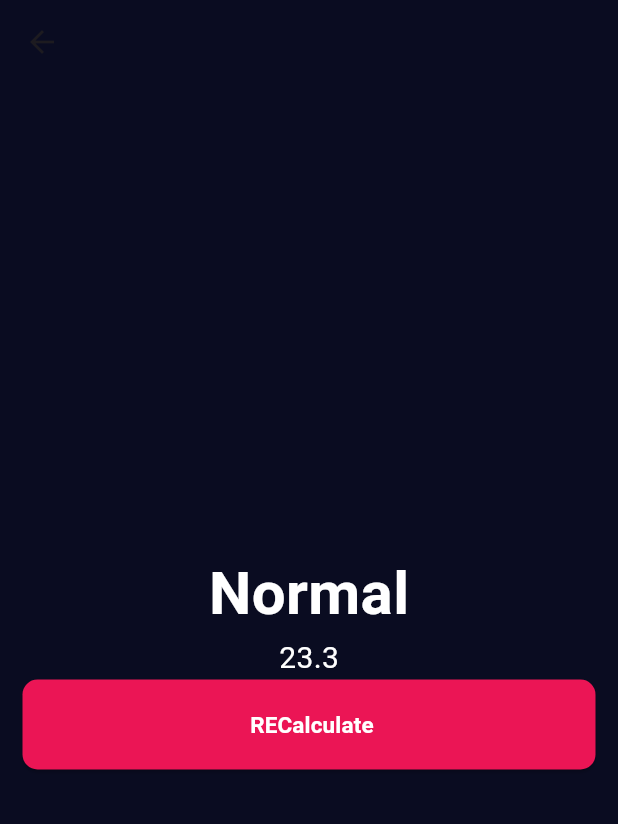
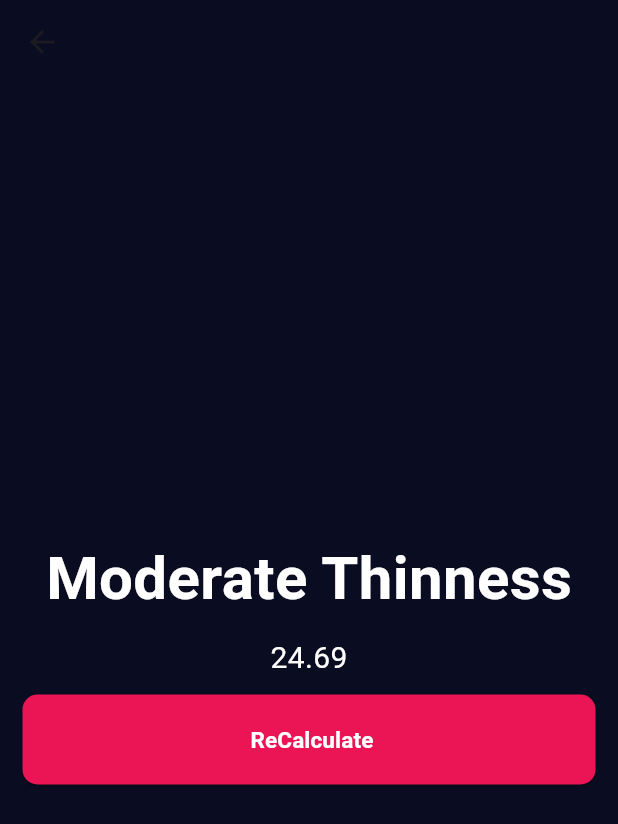
Before and after one commit to haydiiii/bmi_calculator, a Flutter app: the screen it shows after launch, after a tap on "Calculate", on a phone screen of 412 x 824 dp. Shown: the top 824 px of the screen. Run offline on Flutter 3.47's test engine with Material 3 defaults, Android fonts, the phone set to English and light mode, and no system bars.

Commit message:
Add new text style constants

```diff
--- /dev/null
+++ b/lib/core/constants/text_style.dart
@@ -0,0 +1,9 @@
+import 'package:bmi_calculator/core/utils/colors.dart';
+import 'package:flutter/material.dart';
+
+class AppTxtStyle {
+  static  TextStyle style1 = const TextStyle(
+      fontSize: 40, fontWeight: FontWeight.bold, color: AppColor.white);
+  static TextStyle style2 = const TextStyle(fontSize: 20, color: AppColor.white,
+  );
+}
--- a/lib/colors.dart
+++ b/lib/core/utils/colors.dart
@@ -2,7 +2,9 @@ import 'package:flutter/material.dart';
 
 class AppColor {
   static const Color background = Color(0xff0A0C21);
+  // ignore: constant_identifier_names
   static const Color PrimaryColor = Color(0xffEB1555);
+  // ignore: constant_identifier_names
   static const Color Contbackground = Color(0xff1D1E33);
   static const Color white = Color(0xffffffff);
   static const Color green = Color(0xff007742);
--- a/lib/first_screen.dart
+++ b/lib/features/first_screen.dart
@@ -1,24 +1,35 @@
-import 'package:bmi_calculator/colors.dart';
-import 'package:bmi_calculator/second_screen.dart';
+import 'dart:math';
+
+import 'package:bmi_calculator/core/constants/text_style.dart';
+import 'package:bmi_calculator/core/utils/colors.dart';
+import 'package:bmi_calculator/features/second_screen.dart';
 import 'package:flutter/material.dart';
 
-class firstScreen extends StatefulWidget {
-  firstScreen({super.key});
+class FirstScreen extends StatefulWidget {
+  const FirstScreen({super.key});
 
   @override
-  State<firstScreen> createState() => _firstScreen();
+  State<FirstScreen> createState() => _FirstScreen();
 }
 
-class _firstScreen extends State<firstScreen> {
+class _FirstScreen extends State<FirstScreen> {
+
+
+//   Severe Thinness	< 16
+// Moderate Thinness	16 - 17
+// Mild Thinness	17 - 18.5
+// Normal	18.5 - 25
+// Overweight	25 - 30
+// Obese Class I	30 - 35
+// Obese Class II	35 - 40
+// Obese Class III	> 40
   int counter = 0;
   int height = 180;
   int weight = 80;
   int age = 23;
   bool isMale = true;
 
-  TextStyle style1 = TextStyle(
-      fontSize: 40, fontWeight: FontWeight.bold, color: AppColor.white);
-  TextStyle style2 = TextStyle(fontSize: 20, color: AppColor.white);
+
   @override
   Widget build(BuildContext context) {
     return Scaffold(
@@ -56,22 +67,22 @@ class _firstScreen extends State<firstScreen> {
                           child: Column(
                             mainAxisAlignment: MainAxisAlignment.center,
                             children: [
-                              Icon(
+                              const Icon(
                                 Icons.male,
                                 color: AppColor.white,
                                 size: 120,
                               ),
-                              SizedBox(
+                              const SizedBox(
                                 height: 2,
                               ),
-                              Text('male', style: style2)
+                              Text('male', style: AppTxtStyle.style2)
                             ],
                           ),
                         ),
                       ),
                     ),
                   ),
-                  SizedBox(
+                  const SizedBox(
                     width: 10,
                   ),
                   Expanded(
@@ -91,15 +102,15 @@ class _firstScreen extends State<firstScreen> {
                           child: Column(
                             mainAxisAlignment: MainAxisAlignment.center,
                             children: [
-                              Icon(
+                              const Icon(
                                 Icons.female_rounded,
                                 color: AppColor.white,
                                 size: 120,
                               ),
-                              SizedBox(
+                              const SizedBox(
                                 height: 2,
                               ),
-                              Text('female', style: style2)
+                              Text('female', style: AppTxtStyle.style2)
                             ],
                           ),
                         ),
@@ -114,7 +125,7 @@ class _firstScreen extends State<firstScreen> {
             // ),
             Expanded(
               child: Container(
-                margin: EdgeInsets.symmetric(vertical: 10),
+                margin: const EdgeInsets.symmetric(vertical: 10),
                 decoration: BoxDecoration(
                     color: AppColor.Contbackground,
                     borderRadius: BorderRadius.circular(20)),
@@ -125,9 +136,9 @@ class _firstScreen extends State<firstScreen> {
                     children: [
                       Text(
                         'Height',
-                        style: style2,
+                        style: AppTxtStyle.style2,
                       ),
-                      SizedBox(
+                      const SizedBox(
                         height: 3,
                       ),
                       Center(
@@ -138,14 +149,14 @@ class _firstScreen extends State<firstScreen> {
                           children: [
                             Text(
                               height.toString(),
-                              style: style1,
+                              style: AppTxtStyle.style1,
                             ),
-                            SizedBox(
+                            const SizedBox(
                               width: 3,
                             ),
                             Text(
                               'CM',
-                              style: style2,
+                              style: AppTxtStyle.style2,
                             ),
                           ],
                         ),
@@ -174,7 +185,7 @@ class _firstScreen extends State<firstScreen> {
                 children: [
                   Expanded(
                     child: Container(
-                      margin: EdgeInsets.only(bottom: 10),
+                      margin: const EdgeInsets.only(bottom: 10),
                       decoration: BoxDecoration(
                           color: AppColor.Contbackground,
                           borderRadius: BorderRadius.circular(20)),
@@ -182,8 +193,8 @@ class _firstScreen extends State<firstScreen> {
                           child: Column(
                         mainAxisAlignment: MainAxisAlignment.center,
                         children: [
-                          Text('Weight', style: style2),
-                          Text(weight.toString(), style: style2),
+                          Text('Weight', style: AppTxtStyle.style2),
+                          Text(weight.toString(), style: AppTxtStyle.style2),
                           Row(
                             mainAxisAlignment: MainAxisAlignment.center,
                             children: [
@@ -196,6 +207,9 @@ class _firstScreen extends State<firstScreen> {
                                   }
                                 },
                                 icon: const Icon(Icons.remove),
+                                style: IconButton.styleFrom(
+                                    backgroundColor: Colors.grey,
+                                    foregroundColor: Colors.white),
                               ),
                               IconButton(
                                 onPressed: () {
@@ -213,12 +227,12 @@ class _firstScreen extends State<firstScreen> {
                       )),
                     ),
                   ),
-                  SizedBox(
+                  const SizedBox(
                     width: 10,
                   ),
                   Expanded(
                     child: Container(
-                      margin: EdgeInsets.only(bottom: 10),
+                      margin: const EdgeInsets.only(bottom: 10),
                       decoration: BoxDecoration(
                           color: AppColor.Contbackground,
                           borderRadius: BorderRadius.circular(20)),
@@ -226,8 +240,8 @@ class _firstScreen extends State<firstScreen> {
                           child: Column(
                         mainAxisAlignment: MainAxisAlignment.center,
                         children: [
-                          Text('age', style: style2),
-                          Text(age.toString(), style: style2),
+                          Text('age', style: AppTxtStyle.style2),
+                          Text(age.toString(), style: AppTxtStyle.style2),
                           Row(
                             mainAxisAlignment: MainAxisAlignment.center,
                             children: [
@@ -279,10 +293,13 @@ class _firstScreen extends State<firstScreen> {
                       foregroundColor: AppColor.white,
                       backgroundColor: AppColor.PrimaryColor),
                   onPressed: () {
+                    double result= weight/ pow(height/100, 2);
                     Navigator.of(context).push(
-                        MaterialPageRoute(builder: (context) => ResultView()));
+                        MaterialPageRoute(builder: (context) =>  ResultView(result: result,
+
+                        )));
                   },
-                  child: Text(
+                  child: const Text(
                     'Calculate',
                     style: TextStyle(
                       fontSize: 15,
--- a/lib/second_screen.dart
+++ b/lib/features/second_screen.dart
@@ -1,13 +1,26 @@
-import 'package:bmi_calculator/colors.dart';
+import 'package:bmi_calculator/core/constants/text_style.dart';
+import 'package:bmi_calculator/core/utils/colors.dart';
 import 'package:flutter/material.dart';
 
-import 'first_screen.dart';
+// ignore: must_be_immutable
+class ResultView extends StatelessWidget {
+  const ResultView({super.key, required this.result});
+  final double result;
 
-class ResultView extends StatelessWidget {
-  ResultView({super.key});
-  TextStyle style1 = TextStyle(
-      fontSize: 40, fontWeight: FontWeight.bold, color: AppColor.white);
-  TextStyle style2 = TextStyle(fontSize: 20, color: AppColor.white);
+  String? getClassification(double result) {
+    if (result < 16) {
+      return 'Severe Thinness';
+    } else if (result >= 16 || result <= 17) {
+      return 'Moderate Thinness';
+    } else if (result >= 18.5 || result <= 25) {
+      return 'Normal';
+    } else if (result >= 30 || result <= 35) {
+      return 'Overweight';
+    } else if (result > 40) {
+      return 'Obese Class III';
+    }
+  }
+
   @override
   Widget build(BuildContext context) {
     return Scaffold(
@@ -20,12 +33,18 @@ class ResultView extends StatelessWidget {
         child: Center(
           child: Column(mainAxisAlignment: MainAxisAlignment.center, children: [
             Text(
-              ' Normal ',
-              style: style1,
+              getClassification(result).toString(),
+              style: AppTxtStyle.style1,
+            ),
+            const SizedBox(
+              height: 10,
             ),
             Text(
-              '23.3',
-              style: style2,
+              result.toStringAsFixed(2),
+              style: AppTxtStyle.style2,
+            ),
+            const SizedBox(
+              height: 10,
             ),
             SizedBox(
               width: double.infinity,
@@ -37,10 +56,10 @@ class ResultView extends StatelessWidget {
                       foregroundColor: AppColor.white,
                       backgroundColor: AppColor.PrimaryColor),
                   onPressed: () {
-                    Navigator.of(context).pop(firstScreen());
+                    Navigator.of(context).pop();
                   },
-                  child: Text(
-                    ' RECalculate',
+                  child: const Text(
+                    ' ReCalculate',
                     style: TextStyle(
                       fontSize: 15,
                       fontWeight: FontWeight.bold,
--- a/lib/main.dart
+++ b/lib/main.dart
@@ -1,5 +1,5 @@
 import 'package:flutter/material.dart';
-import 'first_screen.dart';
+import 'features/first_screen.dart';
 
 void main() {
   runApp(const MainApp());
@@ -10,9 +10,9 @@ class MainApp extends StatelessWidget {
 
   @override
   Widget build(BuildContext context) {
-    return MaterialApp(
+    return const MaterialApp(
       debugShowCheckedModeBanner: false,
-      home: firstScreen(),
+      home: FirstScreen(),
     );
   }
 }
```
Also changed, not shown: 2 other files.
